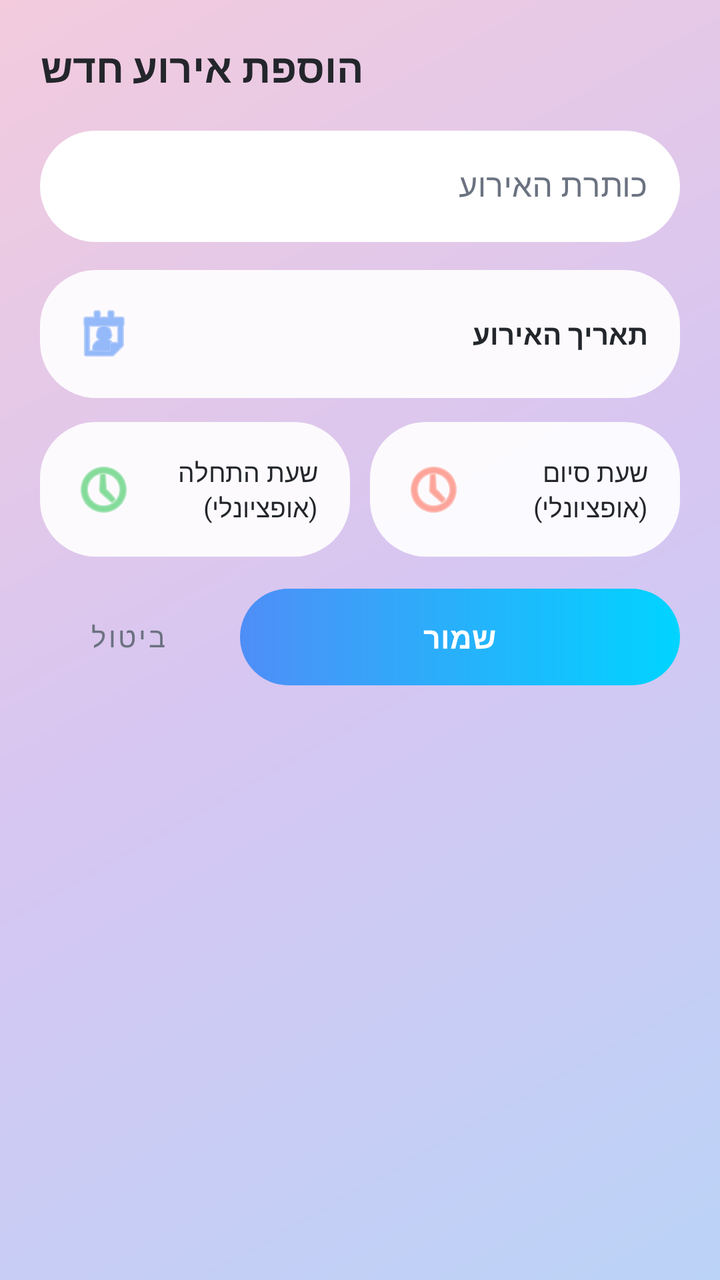
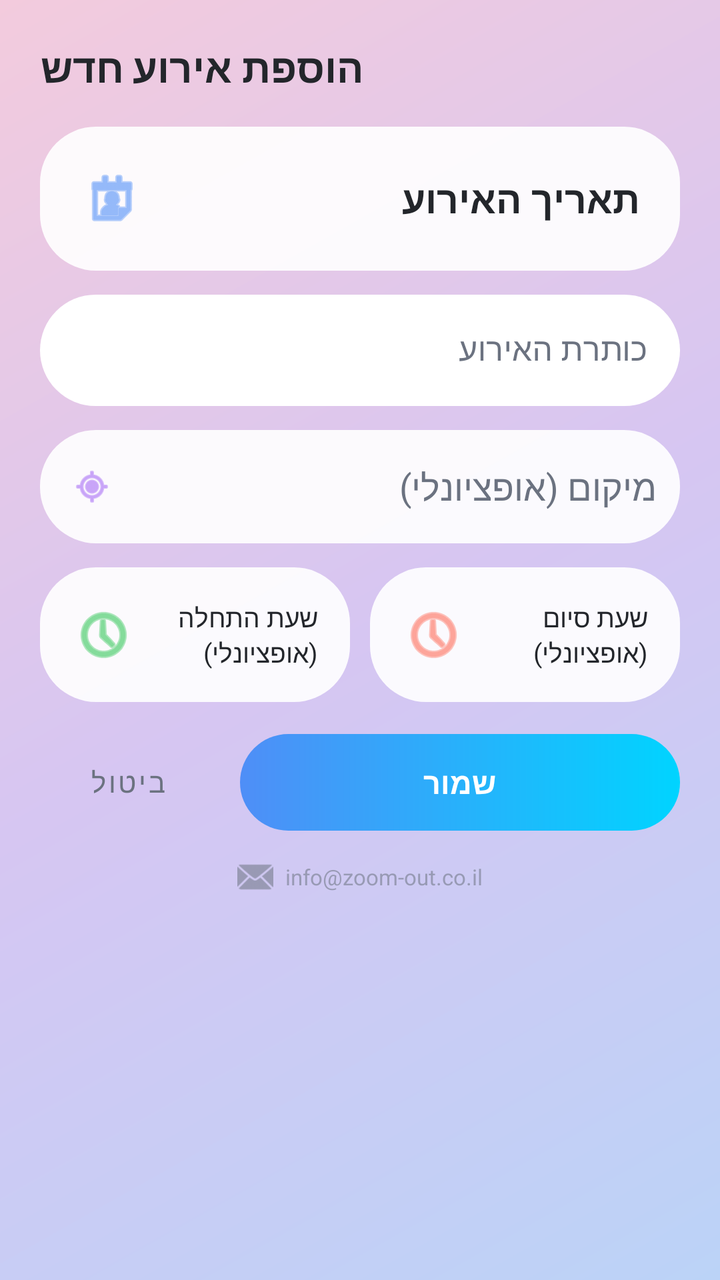

Screens rendered from an Android XML layout before and after an edit, with the pre-edit source and the edit as a unified diff.
<!-- AndroidManifest.xml: activity theme Theme.GCalSearchAdd -->
<!-- res/layout/activity_add_event.xml -->
<?xml version="1.0" encoding="utf-8"?>
<LinearLayout xmlns:android="http://schemas.android.com/apk/res/android"
    xmlns:app="http://schemas.android.com/apk/res-auto"
    android:layout_width="match_parent"
    android:layout_height="match_parent"
    android:orientation="vertical"
    android:background="@drawable/bg_app_background"
    android:padding="20dp">

    <TextView
        android:layout_width="wrap_content"
        android:layout_height="wrap_content"
        android:text="@string/add_event_title"
        android:textSize="20sp"
        android:textStyle="bold"
        android:textColor="@color/text_primary"
        android:layout_marginBottom="18dp" />

    <com.google.android.material.textfield.TextInputLayout
        android:layout_width="match_parent"
        android:layout_height="wrap_content"
        app:boxCornerRadiusTopStart="28dp"
        app:boxCornerRadiusTopEnd="28dp"
        app:boxCornerRadiusBottomStart="28dp"
        app:boxCornerRadiusBottomEnd="28dp"
        app:boxBackgroundColor="@color/glass_card"
        app:boxStrokeWidth="0dp"
        app:hintTextColor="@color/text_secondary"
        android:textColorHint="@color/text_secondary"
        android:hint="@string/event_title_hint">
        <com.google.android.material.textfield.TextInputEditText
            android:id="@+id/etTitle"
            android:layout_width="match_parent"
            android:layout_height="wrap_content"
            android:textColor="@color/text_primary" />
    </com.google.android.material.textfield.TextInputLayout>

    <TextView
        android:id="@+id/tvDatePicker"
        android:layout_width="match_parent"
        android:layout_height="wrap_content"
        android:layout_marginTop="14dp"
        android:padding="16dp"
        android:gravity="center_vertical"
        android:background="@drawable/bg_rounded_field"
        android:drawableStart="@android:drawable/ic_menu_my_calendar"
        android:drawablePadding="10dp"
        app:drawableTint="@color/accent_blue"
        android:text="@string/event_date_hint"
        android:textColor="@color/text_primary"
        android:textStyle="bold" />

    <LinearLayout
        android:layout_width="match_parent"
        android:layout_height="wrap_content"
        android:orientation="horizontal"
        android:layout_marginTop="12dp">

        <TextView
            android:id="@+id/tvStartTimePicker"
            android:layout_width="0dp"
            android:layout_height="wrap_content"
            android:layout_weight="1"
            android:padding="16dp"
            android:gravity="center_vertical"
            android:background="@drawable/bg_rounded_field"
            android:drawableStart="@android:drawable/ic_menu_recent_history"
            android:drawablePadding="8dp"
            app:drawableTint="@color/accent_green"
            android:text="@string/event_start_hint"
            android:textColor="@color/text_primary"
            android:textSize="13sp" />

        <TextView
            android:id="@+id/tvEndTimePicker"
            android:layout_width="0dp"
            android:layout_height="wrap_content"
            android:layout_weight="1"
            android:layout_marginStart="10dp"
            android:padding="16dp"
            android:gravity="center_vertical"
            android:background="@drawable/bg_rounded_field"
            android:drawableStart="@android:drawable/ic_menu_recent_history"
            android:drawablePadding="8dp"
            app:drawableTint="@color/accent_red"
            android:text="@string/event_end_hint"
            android:textColor="@color/text_primary"
            android:textSize="13sp" />

    </LinearLayout>

    <TextView
        android:id="@+id/tvExistingEventsLabel"
        android:layout_width="wrap_content"
        android:layout_height="wrap_content"
        android:layout_marginTop="20dp"
        android:text="@string/existing_events_label"
        android:textColor="@color/text_secondary"
        android:textSize="13sp"
        android:visibility="gone" />

    <ProgressBar
        android:id="@+id/progressExistingEvents"
        style="?android:attr/progressBarStyleSmall"
        android:layout_width="wrap_content"
        android:layout_height="wrap_content"
        android:indeterminateTint="@color/accent_blue"
        android:layout_marginTop="8dp"
        android:visibility="gone" />

    <androidx.recyclerview.widget.RecyclerView
        android:id="@+id/rvExistingEvents"
        android:layout_width="match_parent"
        android:layout_height="0dp"
        android:layout_weight="1"
        android:clipToPadding="false"
        android:paddingTop="8dp"
        android:layout_marginTop="4dp"
        android:visibility="gone" />

    <LinearLayout
        android:layout_width="match_parent"
        android:layout_height="wrap_content"
        android:orientation="horizontal"
        android:layout_marginTop="16dp"
        android:gravity="center_vertical|end">

        <com.google.android.material.button.MaterialButton
            android:id="@+id/btnCancel"
            style="@style/Widget.MaterialComponents.Button.TextButton"
            android:layout_width="wrap_content"
            android:layout_height="wrap_content"
            android:textColor="@color/text_secondary"
            android:text="@string/cancel" />

        <TextView
            android:id="@+id/btnSave"
            android:layout_width="0dp"
            android:layout_height="wrap_content"
            android:layout_weight="1"
            android:layout_marginStart="12dp"
            android:background="@drawable/bg_save_gradient"
            android:clickable="true"
            android:focusable="true"
            android:foreground="?attr/selectableItemBackground"
            android:gravity="center"
            android:paddingTop="14dp"
            android:paddingBottom="14dp"
            android:text="@string/save"
            android:textColor="@color/white"
            android:textSize="15sp"
            android:textStyle="bold" />

    </LinearLayout>

</LinearLayout>
<!-- resources referenced by this layout -->
<resources>
  <color name="accent_blue">#4F8EF7</color>
  <color name="accent_green">#34C759</color>
  <color name="accent_red">#FF6B57</color>
  <color name="glass_card">#E8FFFFFF</color>
  <color name="text_primary">#23262B</color>
  <color name="text_secondary">#6B7280</color>
  <color name="white">#FFFFFF</color>
  <!-- drawable bg_app_background (drawable) -->
  <?xml version="1.0" encoding="utf-8"?>
  <shape xmlns:android="http://schemas.android.com/apk/res/android" android:shape="rectangle">
      <gradient
          android:type="linear"
          android:angle="135"
          android:startColor="@color/bg_gradient_1"
          android:centerColor="@color/bg_gradient_2"
          android:endColor="@color/bg_gradient_3" />
  </shape>
  <!-- drawable bg_rounded_field (drawable) -->
  <?xml version="1.0" encoding="utf-8"?>
  <shape xmlns:android="http://schemas.android.com/apk/res/android" android:shape="rectangle">
      <solid android:color="@color/glass_card" />
      <corners android:radius="28dp" />
      <padding android:left="4dp" android:top="4dp" android:right="4dp" android:bottom="4dp" />
  </shape>
  <!-- drawable bg_save_gradient (drawable) -->
  <?xml version="1.0" encoding="utf-8"?>
  <shape xmlns:android="http://schemas.android.com/apk/res/android" android:shape="rectangle">
      <gradient
          android:type="linear"
          android:angle="0"
          android:startColor="@color/gradient_btn_start"
          android:endColor="@color/gradient_btn_end" />
      <corners android:radius="28dp" />
  </shape>
  <string name="add_event_title">הוספת אירוע חדש</string>
  <string name="cancel">ביטול</string>
  <string name="event_date_hint">תאריך האירוע</string>
  <string name="event_end_hint">שעת סיום (אופציונלי)</string>
  <string name="event_start_hint">שעת התחלה (אופציונלי)</string>
  <string name="event_title_hint">כותרת האירוע</string>
  <string name="existing_events_label">אירועים קיימים ביום זה:</string>
  <string name="save">שמור</string>
  <style name="Theme.GCalSearchAdd" parent="Theme.MaterialComponents.DayNight.NoActionBar">
          <item name="colorPrimary">@color/accent_blue</item>
          <item name="colorPrimaryDark">@color/bg_gradient_1</item>
          <item name="colorAccent">@color/accent_blue</item>
          <item name="android:windowBackground">@color/bg_gradient_2</item>
          <item name="android:statusBarColor">@color/bg_gradient_1</item>
          <item name="android:navigationBarColor">@color/white</item>
          <item name="android:windowLightStatusBar">true</item>
          <item name="android:windowLightNavigationBar">true</item>
      </style>
  <color name="bg_gradient_1">#BBD3F7</color>
  <color name="bg_gradient_2">#D6C6F2</color>
  <color name="bg_gradient_3">#F3CBDD</color>
  <color name="gradient_btn_start">#4F8EF7</color>
  <color name="gradient_btn_end">#00D4FF</color>
</resources>

<!-- the commit's change to res/layout/activity_add_event.xml (unified diff, before → after) -->
@@ -14,11 +14,28 @@
         android:textSize="20sp"
         android:textStyle="bold"
         android:textColor="@color/text_primary"
-        android:layout_marginBottom="18dp" />
+        android:layout_marginBottom="16dp" />
+
+    
+    <TextView
+        android:id="@+id/tvDatePicker"
+        android:layout_width="match_parent"
+        android:layout_height="wrap_content"
+        android:padding="20dp"
+        android:gravity="center_vertical"
+        android:background="@drawable/bg_rounded_field"
+        android:drawableStart="@android:drawable/ic_menu_my_calendar"
+        android:drawablePadding="12dp"
+        app:drawableTint="@color/accent_blue"
+        android:text="@string/event_date_hint"
+        android:textColor="@color/text_primary"
+        android:textSize="19sp"
+        android:textStyle="bold" />
 
     <com.google.android.material.textfield.TextInputLayout
         android:layout_width="match_parent"
         android:layout_height="wrap_content"
+        android:layout_marginTop="12dp"
         app:boxCornerRadiusTopStart="28dp"
         app:boxCornerRadiusTopEnd="28dp"
         app:boxCornerRadiusBottomStart="28dp"
@@ -35,21 +52,67 @@
             android:textColor="@color/text_primary" />
     </com.google.android.material.textfield.TextInputLayout>
 
-    <TextView
-        android:id="@+id/tvDatePicker"
-        android:layout_width="match_parent"
-        android:layout_height="wrap_content"
-        android:layout_marginTop="14dp"
-        android:padding="16dp"
-        android:gravity="center_vertical"
-        android:background="@drawable/bg_rounded_field"
-        android:drawableStart="@android:drawable/ic_menu_my_calendar"
-        android:drawablePadding="10dp"
-        app:drawableTint="@color/accent_blue"
-        android:text="@string/event_date_hint"
-        android:textColor="@color/text_primary"
-        android:textStyle="bold" />
-
+    
+    <FrameLayout
+        android:layout_width="match_parent"
+        android:layout_height="wrap_content"
+        android:layout_marginTop="12dp">
+
+        <LinearLayout
+            android:layout_width="match_parent"
+            android:layout_height="wrap_content"
+            android:orientation="horizontal"
+            android:gravity="center_vertical"
+            android:background="@drawable/bg_rounded_field"
+            android:paddingStart="16dp"
+            android:paddingEnd="12dp">
+
+            <ImageView
+                android:layout_width="20dp"
+                android:layout_height="20dp"
+                android:src="@android:drawable/ic_menu_mylocation"
+                app:tint="@color/accent_purple" />
+
+            <EditText
+                android:id="@+id/etLocation"
+                android:layout_width="0dp"
+                android:layout_height="wrap_content"
+                android:layout_weight="1"
+                android:layout_marginStart="10dp"
+                android:background="@android:color/transparent"
+                android:hint="@string/event_location_hint"
+                android:textColor="@color/text_primary"
+                android:textColorHint="@color/text_secondary"
+                android:inputType="text"
+                android:maxLines="1"
+                android:paddingTop="12dp"
+                android:paddingBottom="12dp" />
+
+        </LinearLayout>
+
+        
+        <com.google.android.material.card.MaterialCardView
+            android:id="@+id/locationSuggestionsCard"
+            android:layout_width="match_parent"
+            android:layout_height="wrap_content"
+            android:layout_marginTop="54dp"
+            android:visibility="gone"
+            app:cardCornerRadius="18dp"
+            app:cardElevation="8dp"
+            app:strokeWidth="0dp"
+            app:cardBackgroundColor="@color/white">
+
+            <androidx.recyclerview.widget.RecyclerView
+                android:id="@+id/rvLocationSuggestions"
+                android:layout_width="match_parent"
+                android:layout_height="wrap_content"
+                android:maxHeight="220dp" />
+
+        </com.google.android.material.card.MaterialCardView>
+
+    </FrameLayout>
+
+    
     <LinearLayout
         android:layout_width="match_parent"
         android:layout_height="wrap_content"
@@ -153,4 +216,35 @@
 
     </LinearLayout>
 
+    
+    <LinearLayout
+        android:layout_width="match_parent"
+        android:layout_height="wrap_content"
+        android:layout_marginTop="14dp"
+        android:gravity="center"
+        android:orientation="horizontal">
+
+        <ImageView
+            android:id="@+id/btnSupportEmail"
+            android:layout_width="18dp"
+            android:layout_height="18dp"
+            android:alpha="0.55"
+            android:clickable="true"
+            android:focusable="true"
+            android:foreground="?attr/selectableItemBackgroundBorderless"
+            android:src="@android:drawable/ic_dialog_email"
+            app:tint="@color/text_secondary"
+            android:contentDescription="@string/support_email_hint" />
+
+        <TextView
+            android:layout_width="wrap_content"
+            android:layout_height="wrap_content"
+            android:layout_marginStart="6dp"
+            android:alpha="0.55"
+            android:text="@string/support_email_hint"
+            android:textColor="@color/text_secondary"
+            android:textSize="11sp" />
+
+    </LinearLayout>
+
 </LinearLayout>
<!-- resource entries referenced after the edit -->
@@ -2,6 +2,7 @@
 <resources>
   <color name="accent_blue">#4F8EF7</color>
   <color name="accent_green">#34C759</color>
+  <color name="accent_purple">#A66BF5</color>
   <color name="accent_red">#FF6B57</color>
   <color name="glass_card">#E8FFFFFF</color>
   <color name="text_primary">#23262B</color>
@@ -38,10 +39,12 @@
   <string name="cancel">ביטול</string>
   <string name="event_date_hint">תאריך האירוע</string>
   <string name="event_end_hint">שעת סיום (אופציונלי)</string>
+  <string name="event_location_hint">מיקום (אופציונלי)</string>
   <string name="event_start_hint">שעת התחלה (אופציונלי)</string>
   <string name="event_title_hint">כותרת האירוע</string>
   <string name="existing_events_label">אירועים קיימים ביום זה:</string>
   <string name="save">שמור</string>
+  <string name="support_email_hint">info@zoom-out.co.il</string>
   <style name="Theme.GCalSearchAdd" parent="Theme.MaterialComponents.DayNight.NoActionBar">
           <item name="colorPrimary">@color/accent_blue</item>
           <item name="colorPrimaryDark">@color/bg_gradient_1</item>
